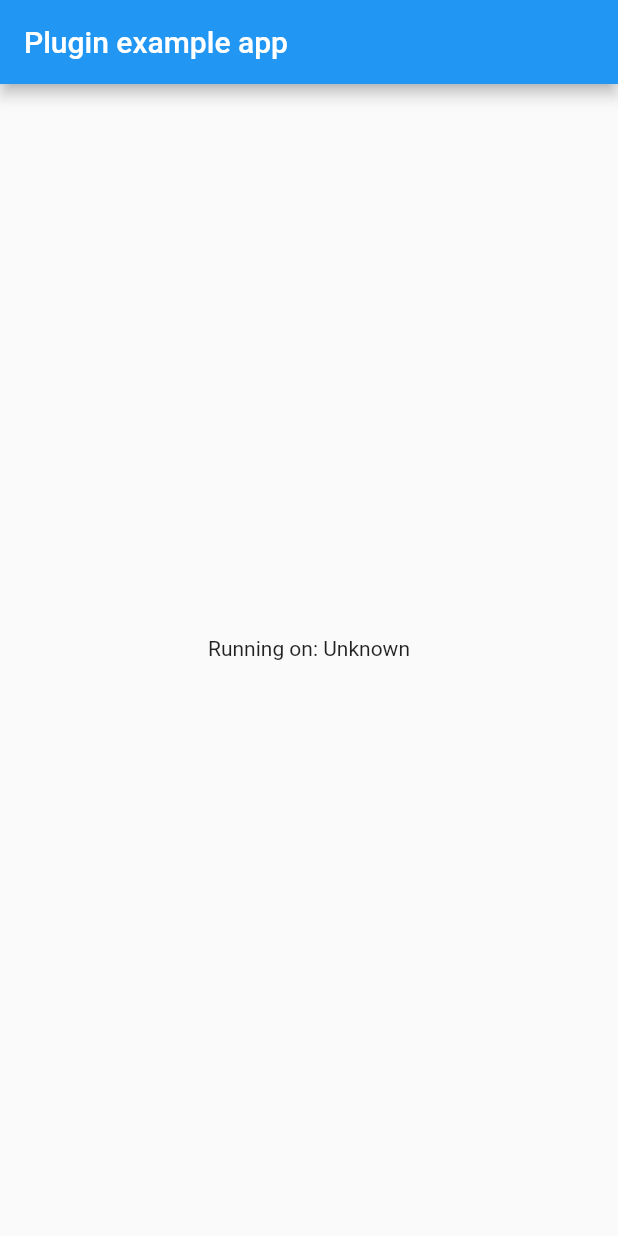
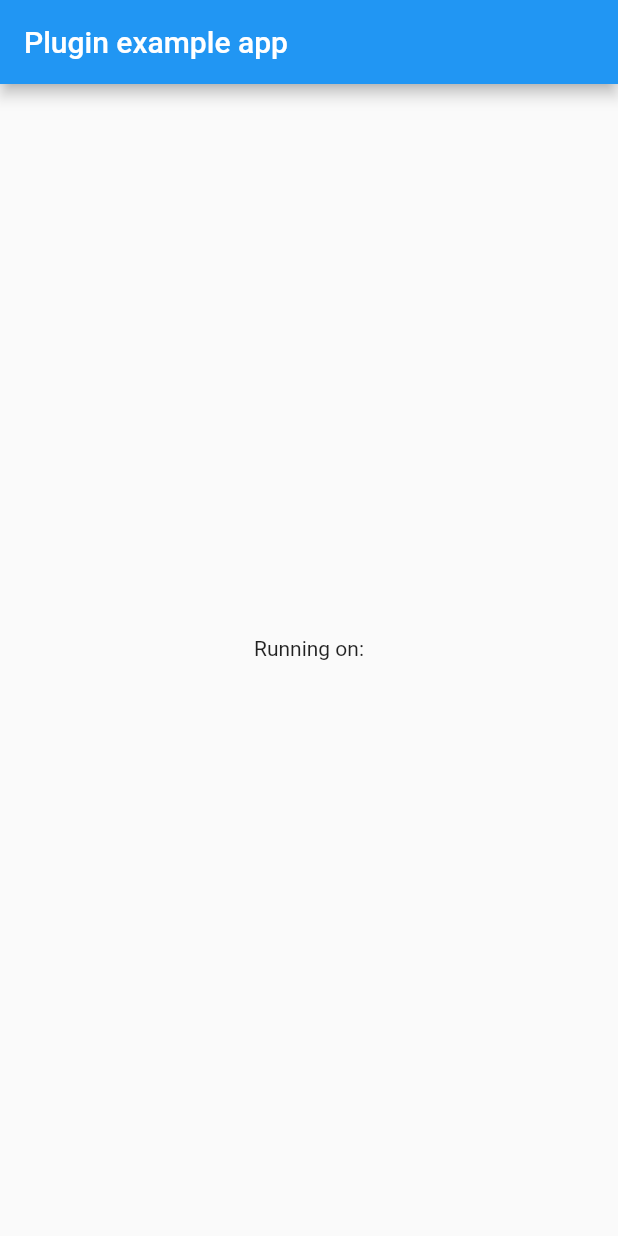
Before and after one commit to fluttify-project/xftts_fluttify, a Flutter app: the screen it shows after launch, on a phone screen of 412 x 824 dp. Run offline on Flutter 3.47's test engine with Material 2 defaults, Android fonts, the phone set to English and light mode, and no system bars; missing offline and left inert: foundation_fluttify.

Commit message:
feat: 初始版本 包含基本接口

```diff
--- a/example/lib/main.dart
+++ b/example/lib/main.dart
@@ -1,8 +1,4 @@
 import 'package:flutter/material.dart';
-import 'dart:async';
-
-import 'package:flutter/services.dart';
-import 'package:xftts_fluttify/xftts_fluttify.dart';
 
 void main() => runApp(MyApp());
 
@@ -12,34 +8,6 @@ class MyApp extends StatefulWidget {
 }
 
 class _MyAppState extends State<MyApp> {
-  String _platformVersion = 'Unknown';
-
-  @override
-  void initState() {
-    super.initState();
-    initPlatformState();
-  }
-
-  // Platform messages are asynchronous, so we initialize in an async method.
-  Future<void> initPlatformState() async {
-    String platformVersion;
-    // Platform messages may fail, so we use a try/catch PlatformException.
-    try {
-      platformVersion = await XfttsFluttify.platformVersion;
-    } on PlatformException {
-      platformVersion = 'Failed to get platform version.';
-    }
-
-    // If the widget was removed from the tree while the asynchronous platform
-    // message was in flight, we want to discard the reply rather than calling
-    // setState to update our non-existent appearance.
-    if (!mounted) return;
-
-    setState(() {
-      _platformVersion = platformVersion;
-    });
-  }
-
   @override
   Widget build(BuildContext context) {
     return MaterialApp(
@@ -48,7 +16,7 @@ class _MyAppState extends State<MyApp> {
           title: const Text('Plugin example app'),
         ),
         body: Center(
-          child: Text('Running on: $_platformVersion\n'),
+          child: Text('Running on:\n'),
         ),
       ),
     );
--- a/lib/xftts_fluttify.dart
+++ b/lib/xftts_fluttify.dart
@@ -1,12 +1 @@
-import 'dart:async';
-
-import 'package:flutter/services.dart';
-
-class XfttsFluttify {
-  static const MethodChannel _channel = const MethodChannel('xftts_fluttify');
-
-  static Future<String> get platformVersion async {
-    final String version = await _channel.invokeMethod('getPlatformVersion');
-    return version;
-  }
-}
+export 'src/facade/xftts.dart';
```
Also changed, not shown: 1 other file.
